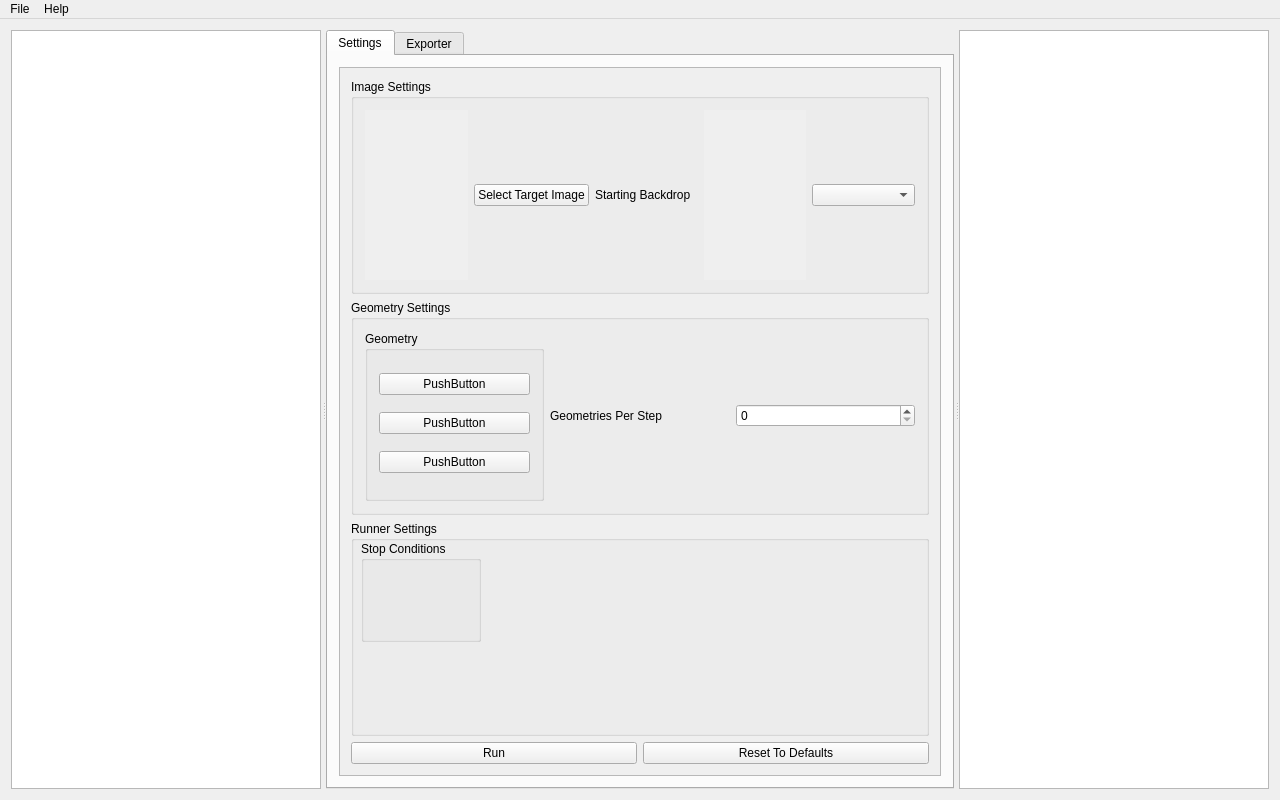
The window that Geometrize/dialog/imagejobwindow.ui (Tw1ddle/geometrize) describes before a commit, drawn with Qt 5.
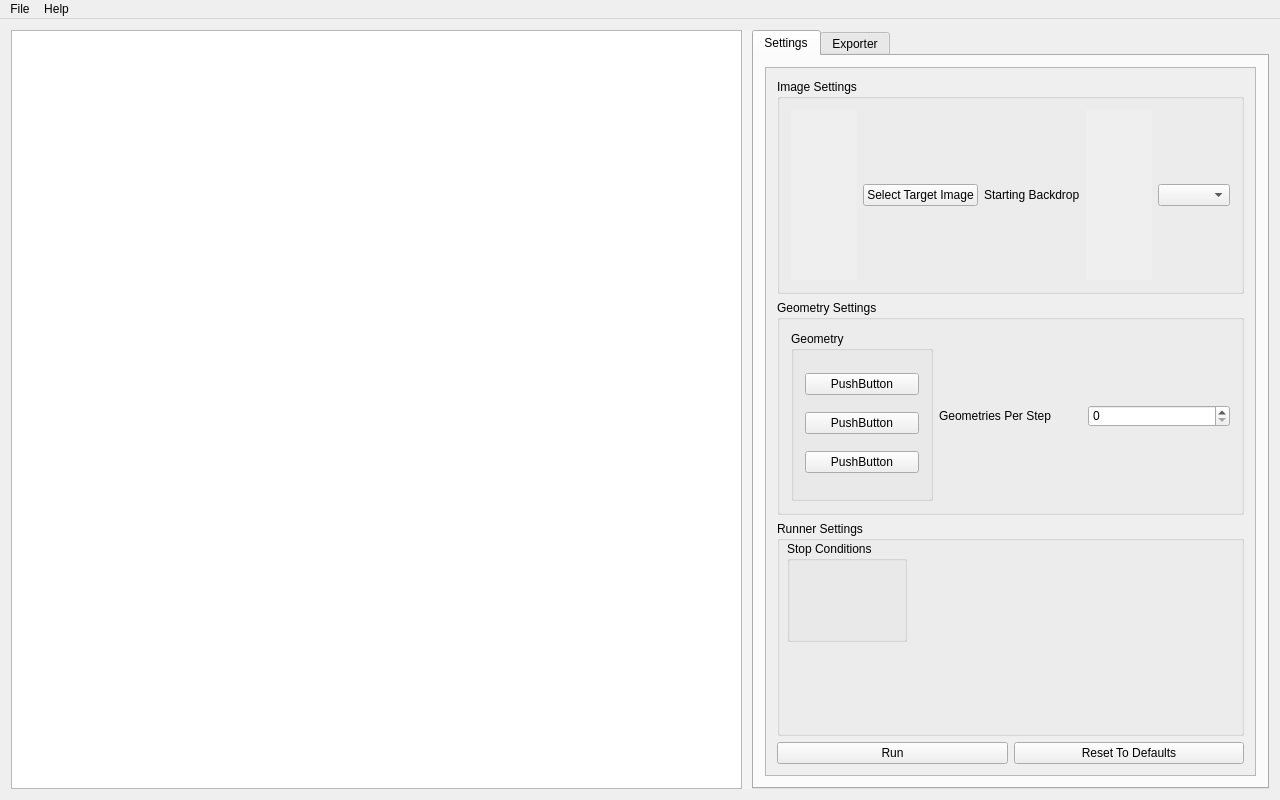
The same window after the commit.

```diff
--- a/Geometrize/dialog/imagejobwindow.ui
+++ b/Geometrize/dialog/imagejobwindow.ui
@@ -53,13 +53,35 @@
         <verstretch>0</verstretch>
        </sizepolicy>
       </property>
+      <property name="styleSheet">
+       <string notr="true">QSplitter::handle
+{
+    background-color: rgba(255, 255, 255, 80);
+}</string>
+      </property>
       <property name="orientation">
        <enum>Qt::Horizontal</enum>
       </property>
       <property name="handleWidth">
-       <number>5</number>
+       <number>10</number>
       </property>
-      <widget class="QGraphicsView" name="imageView"/>
+      <property name="childrenCollapsible">
+       <bool>false</bool>
+      </property>
+      <widget class="QGraphicsView" name="imageView">
+       <property name="sizePolicy">
+        <sizepolicy hsizetype="Expanding" vsizetype="Expanding">
+         <horstretch>2</horstretch>
+         <verstretch>0</verstretch>
+        </sizepolicy>
+       </property>
+       <property name="minimumSize">
+        <size>
+         <width>0</width>
+         <height>0</height>
+        </size>
+       </property>
+      </widget>
       <widget class="QTabWidget" name="settingsTab">
        <property name="sizePolicy">
         <sizepolicy hsizetype="Expanding" vsizetype="Expanding">
@@ -67,6 +89,12 @@
          <verstretch>0</verstretch>
         </sizepolicy>
        </property>
+       <property name="minimumSize">
+        <size>
+         <width>500</width>
+         <height>0</height>
+        </size>
+       </property>
        <property name="tabPosition">
         <enum>QTabWidget::North</enum>
        </property>
@@ -94,7 +122,7 @@
              <rect>
               <x>0</x>
               <y>0</y>
-              <width>416</width>
+              <width>482</width>
               <height>735</height>
              </rect>
             </property>
@@ -305,28 +333,6 @@
         </layout>
        </widget>
       </widget>
-      <widget class="QTreeWidget" name="shapeTreeView">
-       <property name="rootIsDecorated">
-        <bool>true</bool>
-       </property>
-       <property name="animated">
-        <bool>true</bool>
-       </property>
-       <property name="headerHidden">
-        <bool>true</bool>
-       </property>
-       <property name="columnCount">
-        <number>1</number>
-       </property>
-       <attribute name="headerVisible">
-        <bool>false</bool>
-       </attribute>
-       <column>
-        <property name="text">
-         <string notr="true">1</string>
-        </property>
-       </column>
-      </widget>
      </widget>
     </item>
    </layout>
```
